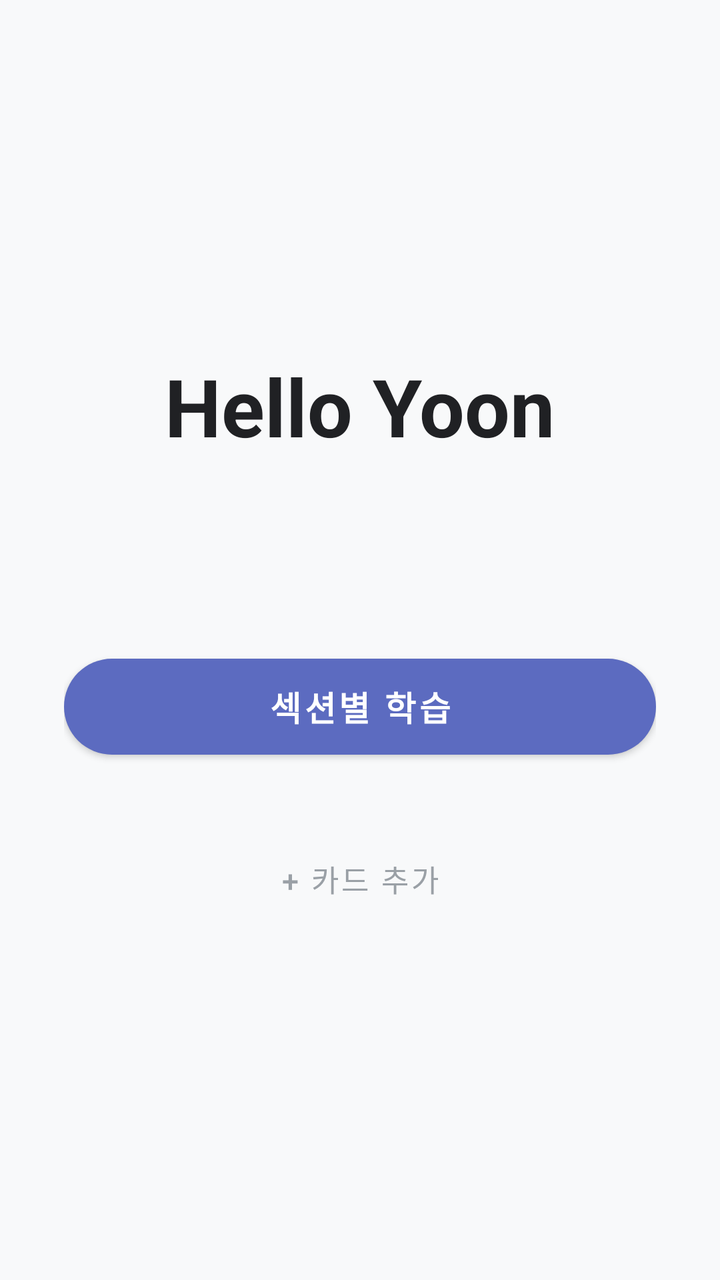
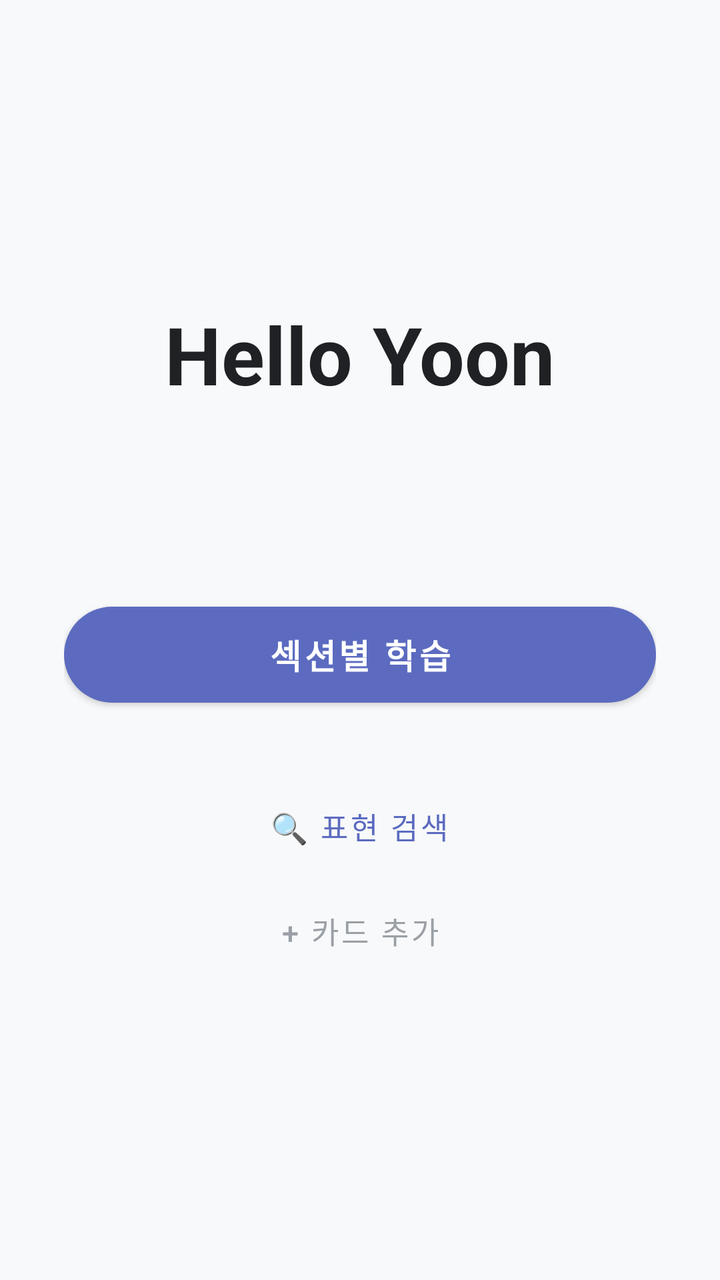

An Android layout rendered at two revisions. The XML below is the earlier revision; the diff shows what the commit changed to produce the second picture.
<!-- AndroidManifest.xml: application theme Theme.MaterialComponents.DayNight.NoActionBar -->
<!-- res/layout/activity_main.xml -->
<?xml version="1.0" encoding="utf-8"?>
<LinearLayout xmlns:android="http://schemas.android.com/apk/res/android"
    xmlns:app="http://schemas.android.com/apk/res-auto"
    android:layout_width="match_parent"
    android:layout_height="match_parent"
    android:orientation="vertical"
    android:gravity="center"
    android:padding="32dp"
    android:background="@color/background">

    <TextView
        android:layout_width="wrap_content"
        android:layout_height="wrap_content"
        android:text="@string/home_title"
        android:textSize="40sp"
        android:textStyle="bold"
        android:textColor="@color/textPrimary"
        android:layout_marginBottom="12dp" />

    <TextView
        android:id="@+id/cardCountText"
        android:layout_width="wrap_content"
        android:layout_height="wrap_content"
        android:textSize="16sp"
        android:textColor="@color/textHint"
        android:layout_marginBottom="60dp" />

    <com.google.android.material.button.MaterialButton
        android:id="@+id/startButton"
        android:layout_width="match_parent"
        android:layout_height="60dp"
        android:text="섹션별 학습"
        android:textSize="17sp"
        android:textStyle="bold"
        android:textAllCaps="false"
        android:textColor="#FFFFFF"
        app:cornerRadius="30dp"
        app:backgroundTint="@color/buttonPrimary" />

    <com.google.android.material.button.MaterialButton
        android:id="@+id/bookmarkedButton"
        android:layout_width="match_parent"
        android:layout_height="56dp"
        android:layout_marginTop="12dp"
        android:textSize="15sp"
        android:textAllCaps="false"
        android:textColor="#FFFFFF"
        app:cornerRadius="28dp"
        app:backgroundTint="@color/buttonSecondary"
        android:visibility="gone" />

    <com.google.android.material.button.MaterialButton
        android:id="@+id/userCardsButton"
        android:layout_width="match_parent"
        android:layout_height="56dp"
        android:layout_marginTop="12dp"
        android:textSize="15sp"
        android:textAllCaps="false"
        android:textColor="#FFFFFF"
        app:cornerRadius="28dp"
        app:backgroundTint="@color/buttonPrimary"
        android:visibility="gone" />

    <com.google.android.material.button.MaterialButton
        android:id="@+id/addCardButton"
        style="@style/Widget.MaterialComponents.Button.TextButton"
        android:layout_width="wrap_content"
        android:layout_height="wrap_content"
        android:layout_marginTop="32dp"
        android:text="+ 카드 추가"
        android:textSize="15sp"
        android:textAllCaps="false"
        android:textColor="@color/textHint" />

    <com.google.android.material.button.MaterialButton
        android:id="@+id/excludedManageButton"
        style="@style/Widget.MaterialComponents.Button.TextButton"
        android:layout_width="wrap_content"
        android:layout_height="wrap_content"
        android:layout_marginTop="4dp"
        android:textSize="13sp"
        android:textAllCaps="false"
        android:textColor="@color/excludeActive"
        android:visibility="gone" />

</LinearLayout>
<!-- resources referenced by this layout -->
<resources>
  <color name="background">#F8F9FA</color>
  <color name="buttonPrimary">#5C6BC0</color>
  <color name="buttonSecondary">#FF8A65</color>
  <color name="excludeActive">#EF5350</color>
  <color name="textHint">#9AA0A6</color>
  <color name="textPrimary">#202124</color>
  <string name="home_title">Hello Yoon</string>
</resources>

<!-- the commit's change to res/layout/activity_main.xml (unified diff, before → after) -->
@@ -62,11 +62,22 @@
         android:visibility="gone" />
 
     <com.google.android.material.button.MaterialButton
+        android:id="@+id/searchButton"
+        style="@style/Widget.MaterialComponents.Button.TextButton"
+        android:layout_width="wrap_content"
+        android:layout_height="wrap_content"
+        android:layout_marginTop="32dp"
+        android:text="🔍 표현 검색"
+        android:textSize="15sp"
+        android:textAllCaps="false"
+        android:textColor="@color/buttonPrimary" />
+
+    <com.google.android.material.button.MaterialButton
         android:id="@+id/addCardButton"
         style="@style/Widget.MaterialComponents.Button.TextButton"
         android:layout_width="wrap_content"
         android:layout_height="wrap_content"
-        android:layout_marginTop="32dp"
+        android:layout_marginTop="4dp"
         android:text="+ 카드 추가"
         android:textSize="15sp"
         android:textAllCaps="false"
